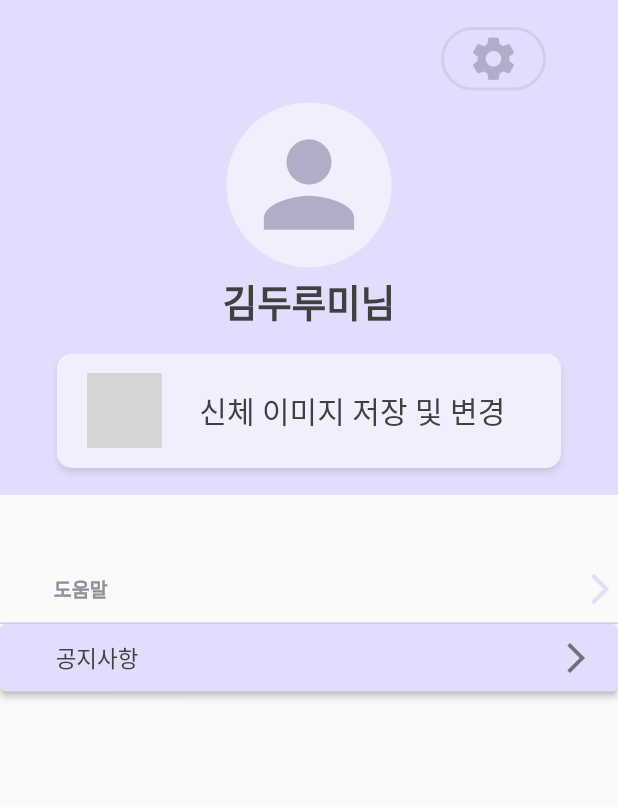
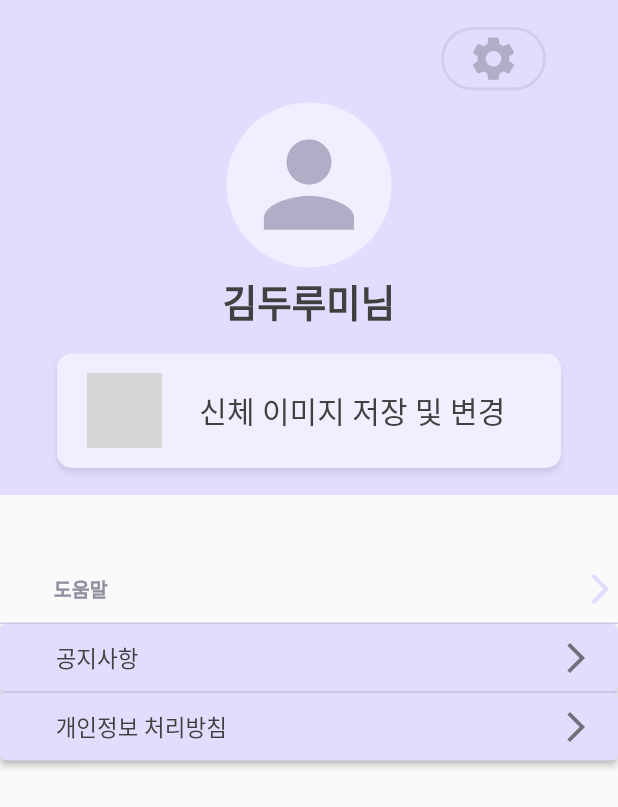
Before and after one commit to dlcodns/OSP_Prediction, a Flutter app: the My widget shown alone on an empty page, opened directly, on a phone screen of 412 x 824 dp. Shown: the top 807 px of the screen. Run offline on Flutter 3.47's test engine with Material 2 defaults, Android fonts, the phone set to English and light mode, and no system bars; our stand-ins replace image_picker; grey boxes are pictures that could not be loaded.

Commit message:
Feat: policy button (#32)

```diff
--- a/flutter_KMS/lib/mypage.dart
+++ b/flutter_KMS/lib/mypage.dart
@@ -283,6 +283,54 @@ class _MyPage extends State<My> {
             ),
           ),
         ),
+        Expanded(
+          child: SizedBox(height: 1,
+              child: Container(
+                decoration: BoxDecoration(color: Color(0xffD3CCEC)),)),
+        ),
+        Expanded(
+          child: SizedBox(
+            height: 45,
+            child: ElevatedButton(
+              onPressed: () {
+                Navigator.push(
+                  context,
+                  MaterialPageRoute(builder: (context) => Perinfo()),
+                );
+              },
+              style: ElevatedButton.styleFrom(
+                backgroundColor: Color(0xffE3DCFF),
+              ),
+              child: Row(
+                  mainAxisAlignment: MainAxisAlignment.spaceBetween,
+                  children: [
+                    Flexible(
+                      flex: 1,
+                      child: SizedBox(),
+                    ),
+                    Flexible(
+                      flex: 17,
+                      child: Row(
+                        mainAxisAlignment: MainAxisAlignment.spaceBetween,
+                        children: const [
+                          Text('개인정보 처리방침',
+                              style: TextStyle(
+                                  color: Color(0xff404040),
+                                  fontSize: 15
+                              )
+                          ),
+                          Align(
+                              child: Icon(Icons.arrow_forward_ios, color: Color(
+                                  0xff726F7A),)
+                          )
+                        ],
+                      ),
+                    )
+                  ]
+              ),
+            ),
+          ),
+        ),
 
       ],
     );
```
